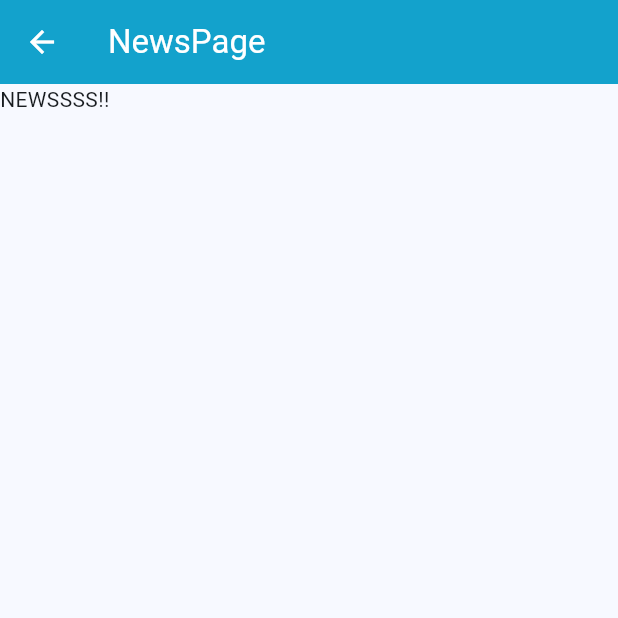
After one commit to TheOpenNews/ONews, a Flutter app: the NewsPage screen opened by its route, on a phone screen of 412 x 824 dp, the top half of it. The commit adds this screen. Run offline on Flutter 3.47's test engine with Material 3 defaults, Android fonts, the phone set to English and light mode, and no system bars; our stand-ins replace bloc, dio, equatable, flutter_bloc, permission_handler; missing offline and left inert: android_package_installer, dart:ffi, flutter_downloader.

Commit message:
Working on scraping news pages ui

```diff
--- a/lib/NativeInterface.dart
+++ b/lib/NativeInterface.dart
@@ -50,15 +50,12 @@ class NativeInterface {
     return newsCards;
   }
 
-  static Future<void> loadClass(File dxFile, String className) async {
+  static Future<void> scrapeUrl(String url) async {
     _init();
-    await _platform!.invokeMethod<String>(
-        "loadClass", {"path": dxFile.path, "className": className});
-  }
-
-  static Future<void> callMethod(String className, String methodName) async {
-    _init();
-    await _platform!.invokeMethod<String>(
-        "callMethod", {"className": className, "methodName": methodName});
+        var pkgInfoList = await _platform!.invokeMethod<Map>("scrapeUrl", {
+      "extensionName": "S2JNews",
+      "url": url,
+    });
+    debugPrint(pkgInfoList.toString());
   }
 }
--- a/lib/blocs/NewsCard/news_card_bloc.dart
+++ b/lib/blocs/NewsCard/news_card_bloc.dart
@@ -12,7 +12,7 @@ part 'news_card_state.dart';
 
 class NewsCardBloc extends Bloc<NewsCardEvent, NewsCardState> {
   NewsCardBloc()
-      : super(NewsCardState(extensionInfo: ExtensionInfo("", "", "", ""))) {
+      : super(NewsCardState(extensionInfo: ExtensionInfo("", "", "", "",""))) {
     on<SelectExtension>(onSelectExtension);
     on<NextPage>(onNextPage);
     on<ChangeCategory>(onChangeCategory);
--- /dev/null
+++ b/lib/blocs/NewsPage/news_page_bloc.dart
@@ -0,0 +1,27 @@
+import 'package:anynews/NativeInterface.dart';
+import 'package:anynews/blocs/NewsCard/news_card_bloc.dart';
+import 'package:anynews/modules/NewsCard.dart';
+import 'package:bloc/bloc.dart';
+import 'package:equatable/equatable.dart';
+
+part 'news_page_event.dart';
+part 'news_page_state.dart';
+
+class NewsPageBloc extends Bloc<NewsPageEvent, NewsPageState> {
+  NewsPageBloc() : super(NewsPageState(card: NewsCard("","","",""))) {
+    on<ShowNewsPage>(onShowNewsPage);
+    on<LoadNewsPage>(onLoadNewsPage);
+
+  }
+
+
+  void onShowNewsPage(ShowNewsPage event , emit) {
+    emit(state.copyWith(card: event.card));
+  }
+
+  void onLoadNewsPage(event,emit) async {
+    emit(state.copyWith(loadingStatus: PageNewsLoadingStatus.Loading));
+    await NativeInterface.scrapeUrl(state.card.link);
+    emit(state.copyWith(loadingStatus: PageNewsLoadingStatus.None));
+  }
+}
--- /dev/null
+++ b/lib/blocs/NewsPage/news_page_event.dart
@@ -0,0 +1,21 @@
+part of 'news_page_bloc.dart';
+
+sealed class NewsPageEvent extends Equatable {
+  const NewsPageEvent();
+  @override
+  List<Object> get props => [];
+}
+
+class ShowNewsPage extends NewsPageEvent {
+  NewsCard card;
+  ShowNewsPage(this.card);
+
+  @override
+  List<Object> get props => [
+        card,
+      ];
+}
+
+
+class LoadNewsPage extends NewsPageEvent {
+}
--- /dev/null
+++ b/lib/blocs/NewsPage/news_page_state.dart
@@ -0,0 +1,28 @@
+part of 'news_page_bloc.dart';
+
+enum PageNewsLoadingStatus { Loading, None }
+
+class NewsPageState extends Equatable {
+  NewsCard card;
+  PageNewsLoadingStatus loadingStatus;
+
+  NewsPageState({
+    required this.card,
+    this.loadingStatus = PageNewsLoadingStatus.Loading,
+  });
+
+  NewsPageState copyWith({
+    NewsCard? card,
+    PageNewsLoadingStatus? loadingStatus,
+  }) =>
+      NewsPageState(
+        card: card ?? this.card,
+        loadingStatus: loadingStatus ?? this.loadingStatus,
+      );
+
+  @override
+  List<Object> get props => [
+        card,
+        loadingStatus,
+      ];
+}
--- /dev/null
+++ b/lib/consts/Routes.dart
@@ -0,0 +1,7 @@
+
+class Routes {
+  static String Home = "/";
+  static String NewsHeadlines = "/news-headlines";
+  static String NewsPage = "/news-page";
+
+}
--- a/lib/modules/ExtensionInfo.dart
+++ b/lib/modules/ExtensionInfo.dart
@@ -7,9 +7,10 @@ class ExtensionInfo extends Equatable {
   String siteURL = "";
   String apkURL = "";
   String apkName = "";
+  String base64Icon = "";
 
 
-  ExtensionInfo(this.name, this.siteURL, this.logoURL, this.apkName) {
+  ExtensionInfo(this.name, this.siteURL, this.logoURL, this.apkName,this.base64Icon) {
     this.apkURL = Urls.ExtensionApkDir + "/" + this.apkName;
   }
 
@@ -24,5 +25,6 @@ class ExtensionInfo extends Equatable {
         logoURL,
         siteURL,
         apkURL,
+        base64Icon,
       ];
 }
--- /dev/null
+++ b/lib/pages/NewsPage.dart
@@ -0,0 +1,51 @@
+import 'package:anynews/blocs/NewsPage/news_page_bloc.dart';
+import 'package:flutter/material.dart';
+import 'package:flutter_bloc/flutter_bloc.dart';
+
+class NewsPage extends StatefulWidget {
+  const NewsPage({super.key});
+
+  @override
+  State<NewsPage> createState() => _NewsPageState();
+}
+
+class _NewsPageState extends State<NewsPage> {
+  @override
+  void initState() {
+    context.read<NewsPageBloc>().add(LoadNewsPage());
+    super.initState();
+  }
+
+  @override
+  Widget build(BuildContext context) {
+    return BlocBuilder<NewsPageBloc, NewsPageState>(
+      builder: (context, state) {
+        return Scaffold(
+          appBar: _appbar(),
+          body: Column(
+            children: [
+              state.loadingStatus == PageNewsLoadingStatus.Loading
+                  ? CircularProgressIndicator()
+                  : Text("NEWSSSS!!"),
+            ],
+          ),
+        );
+      },
+    );
+  }
+
+  AppBar _appbar() {
+    return AppBar(
+      title: Text(
+        "NewsPage",
+        style: TextStyle(
+          color: Colors.white,
+        ),
+      ),
+      backgroundColor: Color(0xFF13a2cc),
+      iconTheme: IconThemeData(
+        color: Colors.white,
+      ),
+    );
+  }
+}
--- a/lib/repos/ExtensionsRepo.dart
+++ b/lib/repos/ExtensionsRepo.dart
@@ -26,6 +26,7 @@ class ExtensionsRepo {
           info["siteURL"] as String,
           info["logoURL"] as String,
           info["apk"] as String,
+          ""
         ),
       );
     });
@@ -37,7 +38,7 @@ class ExtensionsRepo {
   void loadLocalExtensions(Map<String,Map<String,String>> data) {
     localExtensions = [];
     data.forEach((key,value) {
-      localExtensions.add(ExtensionInfo(key, value["siteURL"] as String, value["logoURL"] as String, ""));
+      localExtensions.add(ExtensionInfo(key, value["siteURL"] as String, value["logoURL"] as String, "",value["base64Icon"] as String));
     });
     debugPrint(localExtensions.toString());
   }
```
Also changed, not shown: lib/main.dart (+21 -18 lines), lib/pages/BottomBarNavPageManager.dart (added, +21 -0 lines), lib/pages/ExtensionsPage/DownloadExtensionsCardWidget.dart (+25 -5 lines), lib/pages/ExtensionsPage/LocalExtensionsCardWidget.dart (+10 -6 lines), lib/pages/HomePage.dart (+13 -1 lines), lib/pages/NewsHeadlinesPage/HeadlineCardWidget.dart (added, +67 -0 lines), lib/pages/NewsHeadlinesPage/NewsHeadlinesPage.dart (+2 -54 lines), lib/modules/NewsCard.dart (line endings or trailing spaces), 2 other files.
